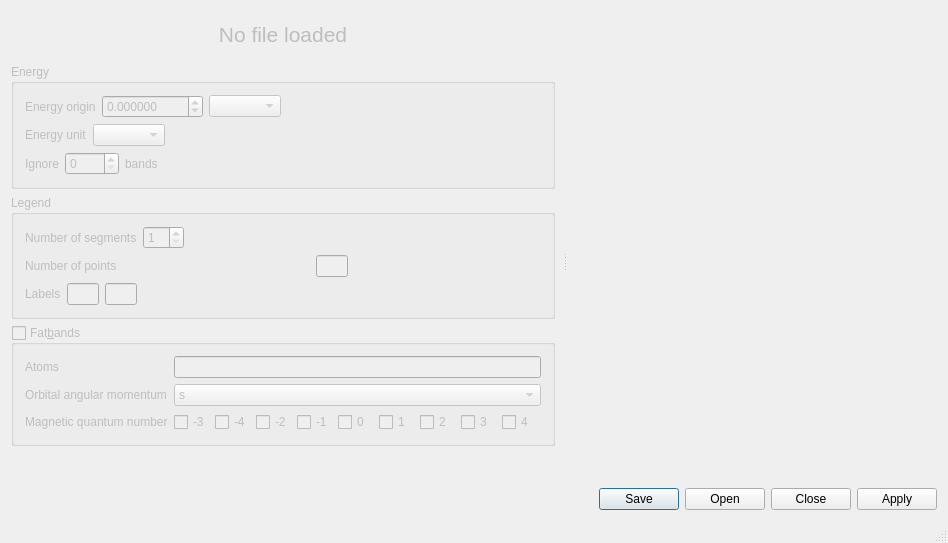
This is qdispersion/qdispersion.ui in piti-diablotin/qAgate as Qt 5 draws it before an edit. The edited form follows.
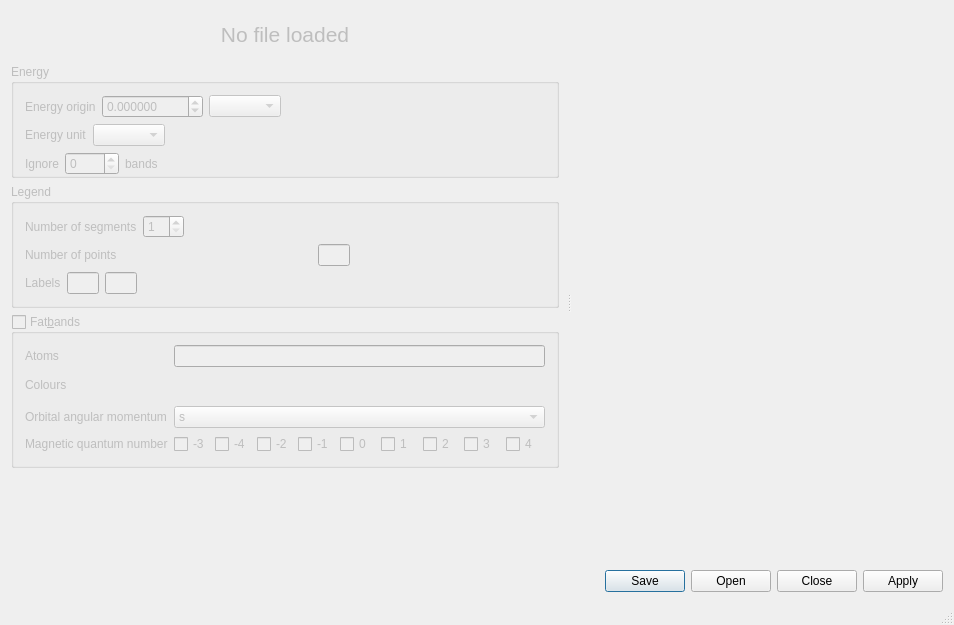
This is the edited form. Icons and pictures are not drawn. Custom widgets are drawn as their Qt base class.

What changed in the file:
```diff
--- a/qdispersion/qdispersion.ui
+++ b/qdispersion/qdispersion.ui
@@ -6,8 +6,8 @@
    <rect>
     <x>0</x>
     <y>0</y>
-    <width>948</width>
-    <height>543</height>
+    <width>954</width>
+    <height>625</height>
    </rect>
   </property>
   <property name="sizePolicy">
@@ -37,7 +37,7 @@
         <bool>false</bool>
        </property>
        <property name="sizePolicy">
-        <sizepolicy hsizetype="MinimumExpanding" vsizetype="Preferred">
+        <sizepolicy hsizetype="Minimum" vsizetype="Preferred">
          <horstretch>0</horstretch>
          <verstretch>0</verstretch>
         </sizepolicy>
@@ -94,6 +94,9 @@
            <string>Energy</string>
           </property>
           <layout class="QVBoxLayout" name="verticalLayout_2">
+           <property name="bottomMargin">
+            <number>0</number>
+           </property>
            <item>
             <widget class="QWidget" name="widget_3" native="true">
              <layout class="QHBoxLayout" name="horizontalLayout_3">
@@ -476,6 +479,12 @@
         </item>
         <item>
          <widget class="QGroupBox" name="fatbands">
+          <property name="sizePolicy">
+           <sizepolicy hsizetype="Minimum" vsizetype="Preferred">
+            <horstretch>0</horstretch>
+            <verstretch>0</verstretch>
+           </sizepolicy>
+          </property>
           <property name="title">
            <string>Fat&amp;bands</string>
           </property>
@@ -496,14 +505,14 @@
            <item row="0" column="1">
             <widget class="QLineEdit" name="atoms"/>
            </item>
-           <item row="1" column="0">
+           <item row="2" column="0">
             <widget class="QLabel" name="angularLabel">
              <property name="text">
               <string>Orbital angular momentum</string>
              </property>
             </widget>
            </item>
-           <item row="1" column="1">
+           <item row="2" column="1">
             <widget class="QComboBox" name="angular">
              <item>
               <property name="text">
@@ -537,15 +546,21 @@
              </item>
             </widget>
            </item>
-           <item row="2" column="0">
+           <item row="3" column="0">
             <widget class="QLabel" name="magneticLabel">
              <property name="text">
               <string>Magnetic quantum number</string>
              </property>
             </widget>
            </item>
-           <item row="2" column="1">
+           <item row="3" column="1">
             <widget class="QWidget" name="magneticSerie" native="true">
+             <property name="sizePolicy">
+              <sizepolicy hsizetype="Preferred" vsizetype="Fixed">
+               <horstretch>0</horstretch>
+               <verstretch>0</verstretch>
+              </sizepolicy>
+             </property>
              <layout class="QHBoxLayout" name="horizontalLayout_9">
               <property name="spacing">
                <number>2</number>
@@ -628,6 +643,63 @@
              </layout>
             </widget>
            </item>
+           <item row="1" column="1">
+            <widget class="QWidget" name="widget" native="true">
+             <property name="sizePolicy">
+              <sizepolicy hsizetype="Fixed" vsizetype="Preferred">
+               <horstretch>0</horstretch>
+               <verstretch>0</verstretch>
+              </sizepolicy>
+             </property>
+             <layout class="QHBoxLayout" name="horizontalLayout_10">
+              <property name="spacing">
+               <number>6</number>
+              </property>
+              <property name="leftMargin">
+               <number>0</number>
+              </property>
+              <property name="topMargin">
+               <number>0</number>
+              </property>
+              <property name="rightMargin">
+               <number>0</number>
+              </property>
+              <property name="bottomMargin">
+               <number>0</number>
+              </property>
+              <item>
+               <widget class="QToolButton" name="mendeleev">
+                <property name="text">
+                 <string notr="true"/>
+                </property>
+                <property name="icon">
+                 <iconset resource="translations.qrc">
+                  <normaloff>:/icons/mendeleev.svg</normaloff>:/icons/mendeleev.svg</iconset>
+                </property>
+                <property name="iconSize">
+                 <size>
+                  <width>40</width>
+                  <height>20</height>
+                 </size>
+                </property>
+                <property name="shortcut">
+                 <string notr="true">Ctrl+P</string>
+                </property>
+                <property name="autoRaise">
+                 <bool>true</bool>
+                </property>
+               </widget>
+              </item>
+             </layout>
+            </widget>
+           </item>
+           <item row="1" column="0">
+            <widget class="QLabel" name="label">
+             <property name="text">
+              <string>Colours</string>
+             </property>
+            </widget>
+           </item>
           </layout>
          </widget>
         </item>
```
Left out of the diff: 10 changed lines with no effect on the pictures.
